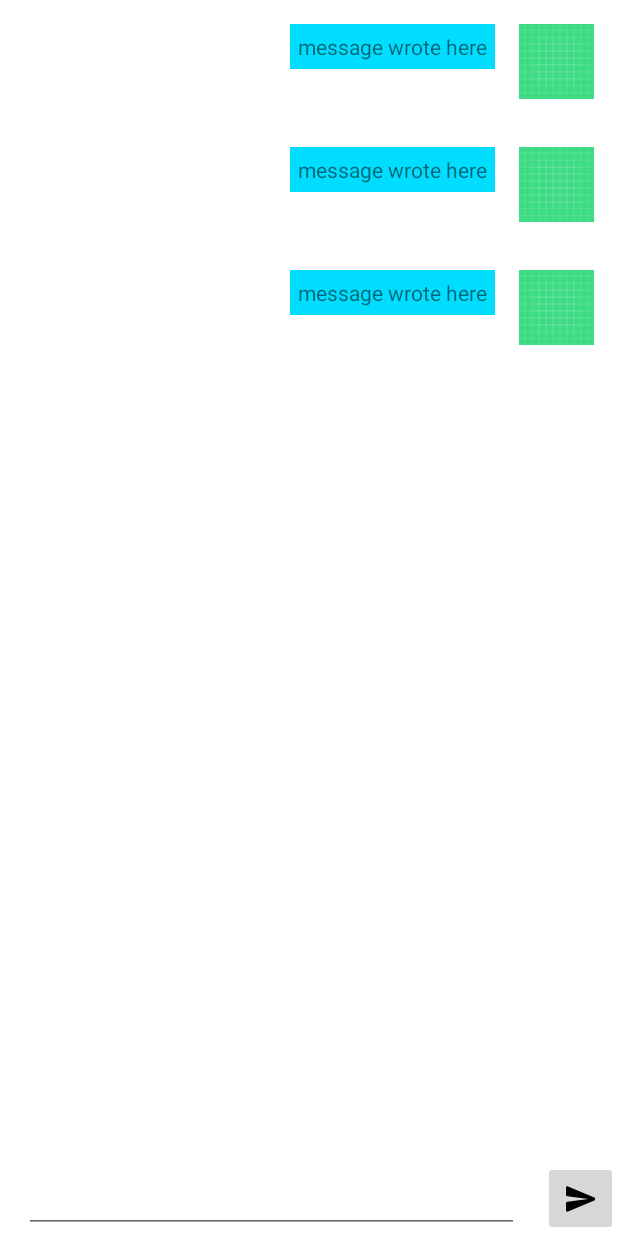
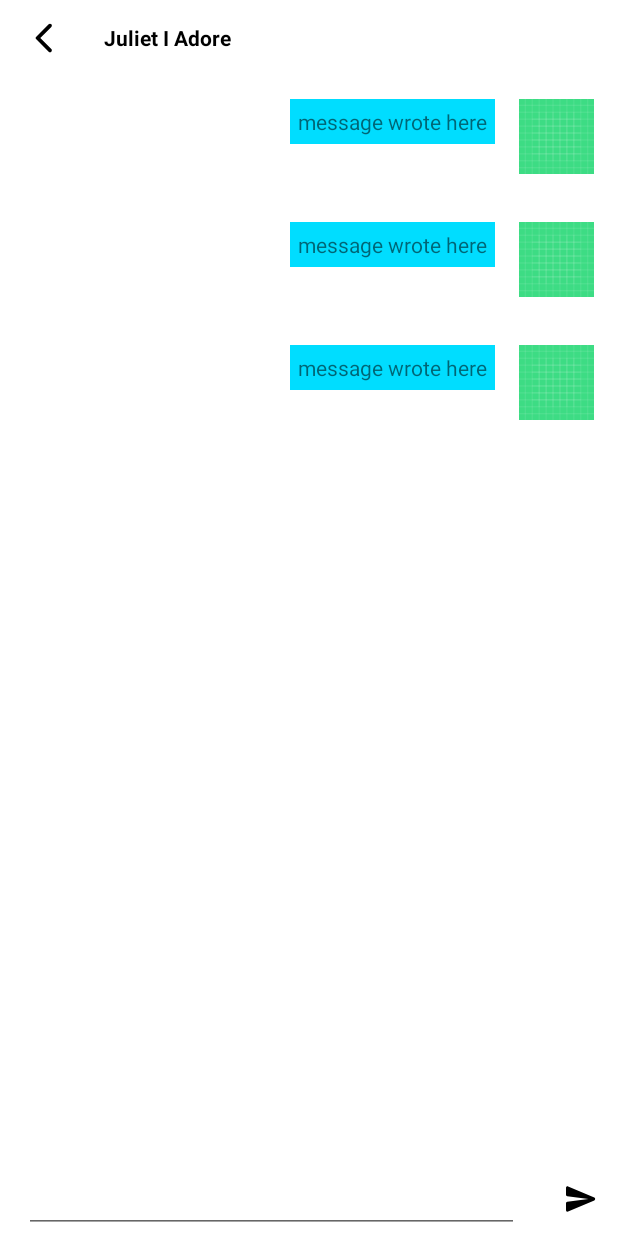
Before and after one commit to 5karaoglu/CloudFunctionsSample, an Android app: the layout fragment_chat.xml on its own in the app's theme, with its tools: preview values and no code run, on a phone screen of 412 x 824 dp. Run offline under Robolectric (Android 15) with nearby library versions, the light colour scheme and no system bars.

Commit message:
visual improvement

```diff
--- a/app/build.gradle
+++ b/app/build.gradle
@@ -66,6 +66,11 @@ dependencies {
     implementation "androidx.navigation:navigation-fragment-ktx:$nav_version"
     implementation "androidx.navigation:navigation-ui-ktx:$nav_version"
 
+    //Glide
+    implementation 'com.github.bumptech.glide:glide:4.14.2'
+
+    //ImageRadioButton
+    implementation 'com.github.raheemadamboev:image-radio-button-android:1.0.4'
 }
 
 kapt {
--- a/app/src/main/java/com/besirkaraoglu/cloudfunctionssample/core/util/Utils.kt
+++ b/app/src/main/java/com/besirkaraoglu/cloudfunctionssample/core/util/Utils.kt
@@ -3,3 +3,6 @@ package com.besirkaraoglu.cloudfunctionssample.core.util
 fun getMessageId(uid1: String, uid2: String):String{
     return if (uid1 > uid2) "$uid1$uid2" else "$uid2$uid1"
 }
+
+const val image1 = "https://www.clipartmax.com/png/middle/277-2772086_user-female-skin-type-4-icon-icon.png"
+const val image2 = "https://www.clipartmax.com/png/middle/258-2582267_circled-user-male-skin-type-1-2-icon-male-user-icon.png"
--- a/app/src/main/java/com/besirkaraoglu/cloudfunctionssample/ui/main/MainFragment.kt
+++ b/app/src/main/java/com/besirkaraoglu/cloudfunctionssample/ui/main/MainFragment.kt
@@ -43,7 +43,7 @@ class MainFragment : Fragment(R.layout.fragment_main) {
     }
 
     private fun adapterOnClick(user: User) {
-        viewModel.setCurrentUserId(user.uid!!)
+        viewModel.setCurrentUserId(user)
         findNavController().navigate(R.id.action_mainFragment_to_chatFragment)
     }
 
--- /dev/null
+++ b/app/src/main/res/drawable/ic_round_arrow_back_ios_new_24.xml
@@ -0,0 +1,5 @@
+<vector android:height="24dp" android:tint="#000000"
+    android:viewportHeight="24" android:viewportWidth="24"
+    android:width="24dp" xmlns:android="http://schemas.android.com/apk/res/android">
+    <path android:fillColor="@android:color/white" android:pathData="M16.88,2.88L16.88,2.88c-0.49,-0.49 -1.28,-0.49 -1.77,0l-8.41,8.41c-0.39,0.39 -0.39,1.02 0,1.41l8.41,8.41c0.49,0.49 1.28,0.49 1.77,0l0,0c0.49,-0.49 0.49,-1.28 0,-1.77L9.54,12l7.35,-7.35C17.37,4.16 17.37,3.37 16.88,2.88z"/>
+</vector>
--- a/app/src/main/res/layout/fragment_chat.xml
+++ b/app/src/main/res/layout/fragment_chat.xml
@@ -6,6 +6,44 @@
     android:layout_height="match_parent"
     tools:context=".ui.chat.ChatFragment">
 
+    <androidx.constraintlayout.widget.ConstraintLayout
+        android:id="@+id/constraintLayout2"
+        android:layout_width="match_parent"
+        android:layout_height="50dp"
+        android:paddingStart="5dp"
+        android:paddingTop="5dp"
+        android:paddingEnd="5dp"
+        android:paddingBottom="5dp"
+        app:layout_constraintEnd_toEndOf="parent"
+        app:layout_constraintStart_toStartOf="parent"
+        app:layout_constraintTop_toTopOf="parent">
+
+        <ImageButton
+            android:id="@+id/buttonBack"
+            android:layout_width="wrap_content"
+            android:layout_height="0dp"
+            android:backgroundTint="@android:color/transparent"
+            android:src="@drawable/ic_round_arrow_back_ios_new_24"
+            app:layout_constraintBottom_toBottomOf="parent"
+            app:layout_constraintStart_toStartOf="parent"
+            app:layout_constraintTop_toTopOf="parent" />
+
+        <TextView
+            android:id="@+id/tvName"
+            android:layout_width="0dp"
+            android:layout_height="wrap_content"
+            android:layout_marginStart="16dp"
+            android:ellipsize="end"
+            android:maxLength="32"
+            android:maxLines="1"
+            android:textColor="@color/black"
+            android:textStyle="bold"
+            app:layout_constraintBottom_toBottomOf="@+id/buttonBack"
+            app:layout_constraintStart_toEndOf="@+id/buttonBack"
+            app:layout_constraintTop_toTopOf="@+id/buttonBack"
+            tools:text="Juliet I Adore" />
+    </androidx.constraintlayout.widget.ConstraintLayout>
+
     <androidx.recyclerview.widget.RecyclerView
         android:id="@+id/recyclerView"
         android:layout_width="0dp"
@@ -13,7 +51,7 @@
         app:layout_constraintBottom_toTopOf="@+id/constraintLayout"
         app:layout_constraintEnd_toEndOf="parent"
         app:layout_constraintStart_toStartOf="parent"
-        app:layout_constraintTop_toTopOf="parent"
+        app:layout_constraintTop_toBottomOf="@+id/constraintLayout2"
         tools:listitem="@layout/message_sent_item" />
 
     <androidx.constraintlayout.widget.ConstraintLayout
@@ -36,6 +74,7 @@
             app:layout_constraintTop_toTopOf="@+id/buttonSend" />
 
         <ImageButton
+            android:backgroundTint="@android:color/transparent"
             android:id="@+id/buttonSend"
             android:layout_width="wrap_content"
             android:layout_height="wrap_content"
--- a/app/src/main/res/values-night/themes.xml
+++ b/app/src/main/res/values-night/themes.xml
@@ -1,6 +1,6 @@
 <resources xmlns:tools="http://schemas.android.com/tools">
     <!-- Base application theme. -->
-    <style name="Theme.CloudFunctionsSample" parent="Theme.MaterialComponents.DayNight.DarkActionBar">
+    <style name="Theme.CloudFunctionsSample" parent="Theme.MaterialComponents.DayNight.NoActionBar">
         <!-- Primary brand color. -->
         <item name="colorPrimary">@color/purple_200</item>
         <item name="colorPrimaryVariant">@color/purple_700</item>
--- a/app/src/main/res/values/themes.xml
+++ b/app/src/main/res/values/themes.xml
@@ -1,6 +1,6 @@
 <resources xmlns:tools="http://schemas.android.com/tools">
     <!-- Base application theme. -->
-    <style name="Theme.CloudFunctionsSample" parent="Theme.MaterialComponents.DayNight.DarkActionBar">
+    <style name="Theme.CloudFunctionsSample" parent="Theme.MaterialComponents.DayNight.NoActionBar">
         <!-- Primary brand color. -->
         <item name="colorPrimary">@color/purple_500</item>
         <item name="colorPrimaryVariant">@color/purple_700</item>
--- a/build.gradle
+++ b/build.gradle
@@ -4,7 +4,7 @@ buildscript {
     repositories {
         // Make sure that you have the following two repositories
         google()  // Google's Maven repository
-
+        maven { url 'https://jitpack.io' }
         mavenCentral()  // Maven Central repository
 
     }
--- a/settings.gradle
+++ b/settings.gradle
@@ -10,6 +10,7 @@ dependencyResolutionManagement {
     repositories {
         google()
         mavenCentral()
+        maven { url 'https://jitpack.io' }
     }
 }
 rootProject.name = "CloudFunctionsSample"
```
Also changed, not shown: app/src/main/java/com/besirkaraoglu/cloudfunctionssample/MainViewModel.kt (+24 -6 lines), app/src/main/java/com/besirkaraoglu/cloudfunctionssample/data/FirestoreRepository.kt (+17 -3 lines), app/src/main/java/com/besirkaraoglu/cloudfunctionssample/ui/chat/ChatAdapter.kt (+17 -14 lines), app/src/main/java/com/besirkaraoglu/cloudfunctionssample/ui/chat/ChatFragment.kt (+21 -8 lines), app/src/main/java/com/besirkaraoglu/cloudfunctionssample/ui/main/MainRVAdapter.kt (+7 -2 lines), app/src/main/java/com/besirkaraoglu/cloudfunctionssample/ui/register/RegisterFragment.kt (+7 -2 lines), app/src/main/res/layout/fragment_register.xml (+33 -0 lines), app/src/main/res/drawable/female.png (added), app/src/main/res/drawable/male.png (added).
